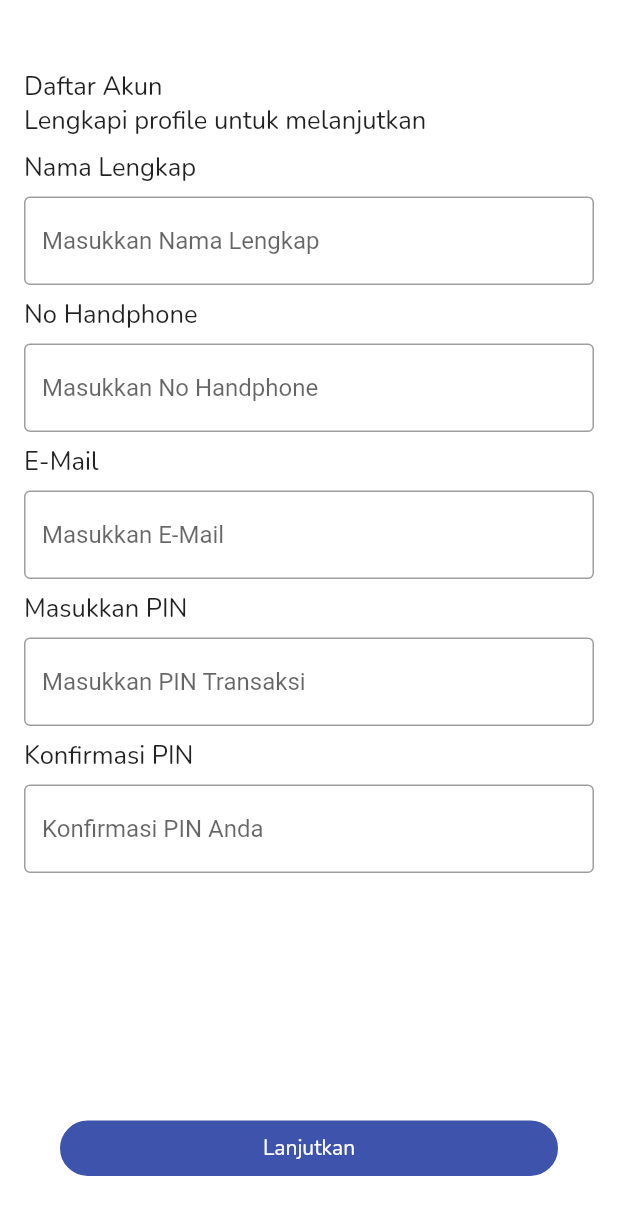
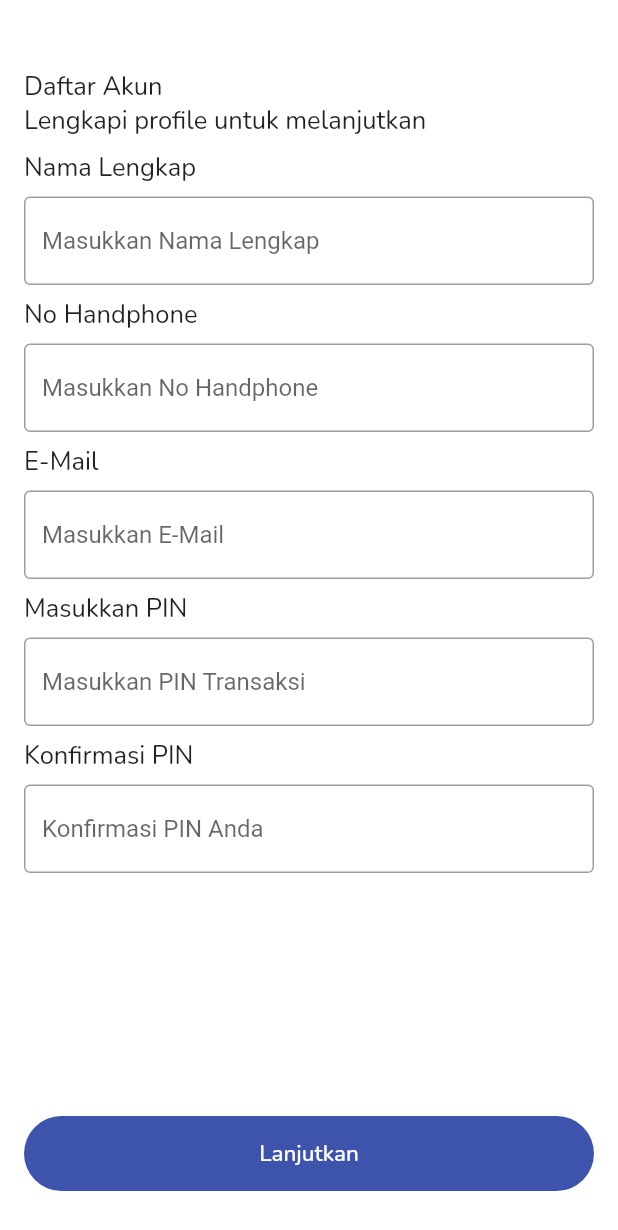
Before and after one commit to ntaulya/visipay, a Flutter app: the Register screen opened directly, on a phone screen of 412 x 824 dp. Shown: the top 1230 px of the screen. Run offline on Flutter 3.47's test engine with Material 2 defaults, Android fonts, the light colour scheme and no system bars; our stand-ins replace bloc, dartz, flutter_bloc, flutter_svg, get_it, google_fonts and 2 more; missing offline and left inert: dart:ffi.

Commit message:
register button route

```diff
--- a/lib/pages/auth/register.dart
+++ b/lib/pages/auth/register.dart
@@ -26,7 +26,8 @@ class _RegisterState extends State<Register> {
 
   @override
   Widget build(BuildContext context) {
-    return Scaffold(
+    return SafeArea(
+      child: Scaffold(
           // appBar: AppBar(),
           backgroundColor: Colors.white,
           body: SingleChildScrollView(
@@ -141,46 +142,76 @@ class _RegisterState extends State<Register> {
                 ],
               ),
             ),
+
           ),
           //bottom bar
-        bottomNavigationBar: BlocProvider(
-          create: (context) => sl<RegisterBloc>(),
-          child: BlocBuilder<RegisterBloc, RegisterState>(
-            builder: (context, state) {
-              if (state is RegisterInitial) {
-                return Padding(
-                  padding: const EdgeInsets.all(40.0),
-                  child: Button(
+          // bottomNavigationBar: BlocProvider(
+          //   create: (context) => sl<RegisterBloc>(),
+          //   child: BlocBuilder<RegisterBloc, RegisterState>(
+          //     builder: (context, state) {
+          //       if (state is RegisterInitial) {
+          //         return Padding(
+          //           padding: const EdgeInsets.all(40.0),
+          //           child: Button(
+          //             "Lanjutkan",
+          //             onTap: () {
+          //               context.read<RegisterBloc>().add(RegisterFormSubmit(
+          //                   _phoneController.text,
+          //                   _nameController.text,
+          //                   _emailController.text,
+          //                   _pinController.text));
+          //             },
+          //           ),
+          //         );
+          //       } else if (state is RegisterSuccess) {
+          //         Timer(Duration.zero, () {
+          //           // Navigator.of(context).pushNamed('/home');
+          //           Navigator.push(context,
+          //           MaterialPageRoute(builder:
+          //           (context) => Home(),)
+          //           );
+
+          //         });
+          //         return Container();
+          //       }
+          //       return Padding(
+          //         padding: const EdgeInsets.all(40.0),
+          //         child: Button(
+          //           "Lanjutkan",
+          //           backgroundColor: Primary50.withOpacity(0.5),
+          //         ),
+          //       );
+          //     },
+          //   ),
+          // )
+          bottomNavigationBar: Container(
+            padding: EdgeInsets.only(left: 16, right: 16, bottom: 30),
+                      // width: 380,
+                      height: 80,
+                      child: TextButton(
+                        style: TextButton.styleFrom(
+                          shape: RoundedRectangleBorder(
+                              borderRadius: BorderRadius.circular(100)),
+                          backgroundColor: Primary50,
+                        ),
+                        onPressed: () {
+                          // Navigator.pushNamed(context, "/home");
+                          Navigator.push(context,
+                          MaterialPageRoute(builder:
+                          (context) => Home(),
+                          )
+                          );
+                        },
+                        child: Text(
                           "Lanjutkan",
-                    onTap: () {
-                      context.read<RegisterBloc>().add(RegisterFormSubmit(
-                          _phoneController.text,
-                          _nameController.text,
-                          _emailController.text,
-                          _pinController.text));
-                    },
+                          style: GoogleFonts.nunito(
+                              textStyle: Nunito_15px,
+                              fontWeight: FontWeight.w500,
+                              color: Colors.white),
+                        ),
+                      ),
+                    )
           ),
     );
-              } else if (state is RegisterSuccess) {
-                Timer(Duration.zero, () {
-                  // Navigator.of(context).pushNamed('/home');
-                  Navigator.push(context,
-                  MaterialPageRoute(builder:
-                  (context) => Home(),)
-                  );
-
-                });
-                return Container();
-              }
-              return Padding(
-                padding: const EdgeInsets.all(40.0),
-                child: Button(
-                  "Lanjutkan",
-                  backgroundColor: Primary50.withOpacity(0.5),
-                ),
-              );
-            },
-          ),
-        ));
   }
 }
```
Lines whose indentation alone changed are shown as unchanged.
